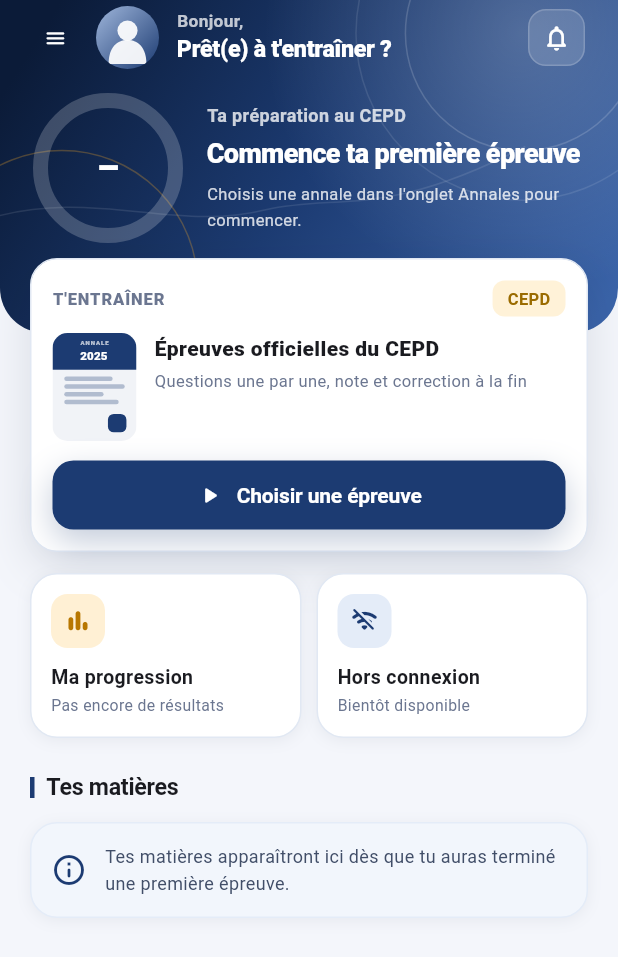
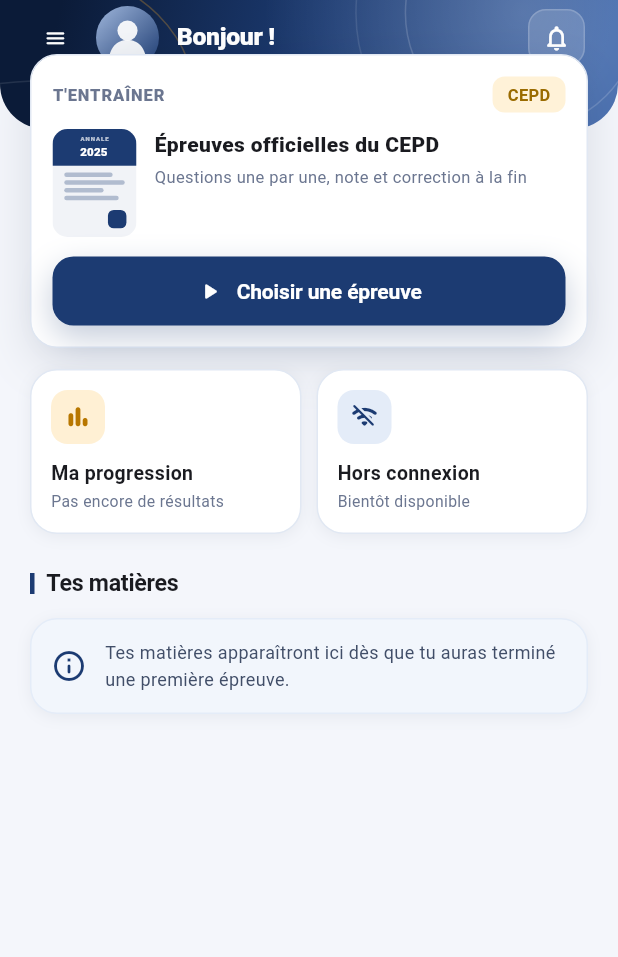
Before and after one commit to XB19/Examo-app, a Flutter app: the HomeScreen screen opened directly, on a phone screen of 412 x 824 dp. Shown: the top 957 px of the screen. Run offline on Flutter 3.47's test engine with Material 3 defaults, Android fonts, the phone set to English and light mode, and no system bars; our stand-ins replace flutter_tts, image_picker, shared_preferences, speech_to_text; accounts and stored records are empty.

Commit message:
Allège l'en-tête de l'accueil, trop chargé avant la première épreuve
Avant d'avoir terminé une épreuve, l'en-tête empilait la salutation,
un anneau de progression vide (juste un tiret) et trois lignes de texte
qui répétaient toutes "commence ta première épreuve" — déjà dit par la
carte juste en dessous.

- Salutation ramenée à une seule ligne ("Bonjour !").
- L'anneau de progression et son bloc de texte ne s'affichent plus que
  lorsqu'il y a un historique réel ; une fois des épreuves complétées,
  le titre et le sous-titre sont aussi fusionnés en deux lignes au lieu
  de quatre.

Co-Authored-By: Claude Sonnet 5 <noreply@anthropic.com>

```diff
--- a/lib/screens/home_screen.dart
+++ b/lib/screens/home_screen.dart
@@ -32,7 +32,7 @@ class HomeScreen extends StatelessWidget {
               children: [
                 GradientHeaderShell(
                   borderRadius: const BorderRadius.vertical(bottom: Radius.circular(30)),
-                  padding: const EdgeInsets.only(bottom: 60),
+                  padding: EdgeInsets.only(bottom: hasHistory ? 60 : 40),
                   child: Column(
                     crossAxisAlignment: CrossAxisAlignment.stretch,
                     children: [
@@ -44,14 +44,8 @@ class HomeScreen extends StatelessWidget {
                             const SizedBox(width: 12),
                             const StudentAvatar(size: 42),
                             const SizedBox(width: 12),
-                            Expanded(
-                              child: Column(
-                                crossAxisAlignment: CrossAxisAlignment.start,
-                                children: [
-                                  Text('Bonjour,', style: TextStyle(color: Colors.white.withValues(alpha: .74), fontSize: 11.5, fontWeight: FontWeight.w600)),
-                                  const Text('Prêt(e) à t\'entraîner ?', style: TextStyle(color: Colors.white, fontSize: 15.5, fontWeight: FontWeight.w800, letterSpacing: -0.2)),
-                                ],
-                              ),
+                            const Expanded(
+                              child: Text('Bonjour !', style: TextStyle(color: Colors.white, fontSize: 16.5, fontWeight: FontWeight.w800, letterSpacing: -0.2)),
                             ),
                             CircleIconButton(
                               icon: Icons.notifications_none_rounded,
@@ -60,17 +54,18 @@ class HomeScreen extends StatelessWidget {
                           ],
                         ),
                       ),
-                      const SizedBox(height: 16),
+                      if (hasHistory) ...[
+                        const SizedBox(height: 18),
                         Padding(
                           padding: const EdgeInsets.symmetric(horizontal: 22),
                           child: Row(
                             children: [
                               ProgressRing(
-                              size: 100,
+                                size: 92,
                                 percent: store.overallPercent,
                                 center: Text(
-                                hasHistory ? '${(store.overallPercent * 100).round()}%' : '–',
-                                style: const TextStyle(color: Colors.white, fontSize: 24, fontWeight: FontWeight.w800, letterSpacing: -1),
+                                  '${(store.overallPercent * 100).round()}%',
+                                  style: const TextStyle(color: Colors.white, fontSize: 22, fontWeight: FontWeight.w800, letterSpacing: -1),
                                 ),
                               ),
                               const SizedBox(width: 16),
@@ -78,18 +73,14 @@ class HomeScreen extends StatelessWidget {
                                 child: Column(
                                   crossAxisAlignment: CrossAxisAlignment.start,
                                   children: [
-                                  Text('Ta préparation au CEPD', style: TextStyle(color: Colors.white.withValues(alpha: .78), fontSize: 12, fontWeight: FontWeight.w600)),
-                                  const SizedBox(height: 4),
                                     Text(
-                                    hasHistory ? 'Tu es à ${(store.overallPercent * 100).round()} % de réussite' : 'Commence ta première épreuve',
-                                    style: const TextStyle(color: Colors.white, fontSize: 18, fontWeight: FontWeight.w800, letterSpacing: -0.4),
+                                      '${(store.overallPercent * 100).round()} % de réussite au CEPD',
+                                      style: const TextStyle(color: Colors.white, fontSize: 16.5, fontWeight: FontWeight.w800, letterSpacing: -0.3, height: 1.25),
                                     ),
                                     Padding(
                                       padding: const EdgeInsets.only(top: 6),
                                       child: Text(
-                                      hasHistory
-                                          ? '${store.examCount} épreuve${store.examCount > 1 ? 's' : ''} traitée${store.examCount > 1 ? 's' : ''} · moyenne ${store.averageOn20.toStringAsFixed(1).replaceAll('.', ',')} / 20'
-                                          : 'Choisis une annale dans l\'onglet Annales pour commencer.',
+                                        '${store.examCount} épreuve${store.examCount > 1 ? 's' : ''} · moyenne ${store.averageOn20.toStringAsFixed(1).replaceAll('.', ',')} / 20',
                                         style: TextStyle(color: Colors.white.withValues(alpha: .8), fontSize: 11, height: 1.5),
                                       ),
                                     ),
@@ -108,6 +99,7 @@ class HomeScreen extends StatelessWidget {
                             ],
                           ),
                         ),
+                      ],
                     ],
                   ),
                 ),
```
Lines whose indentation alone changed are shown as unchanged.
